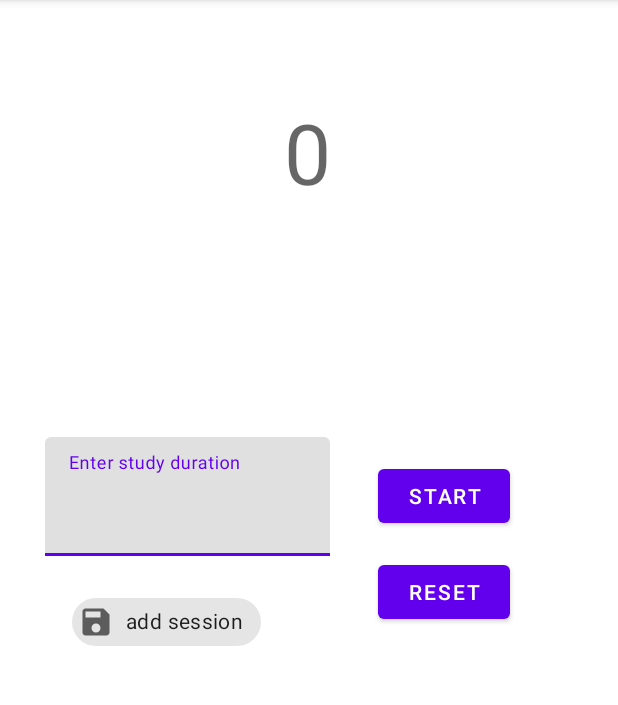
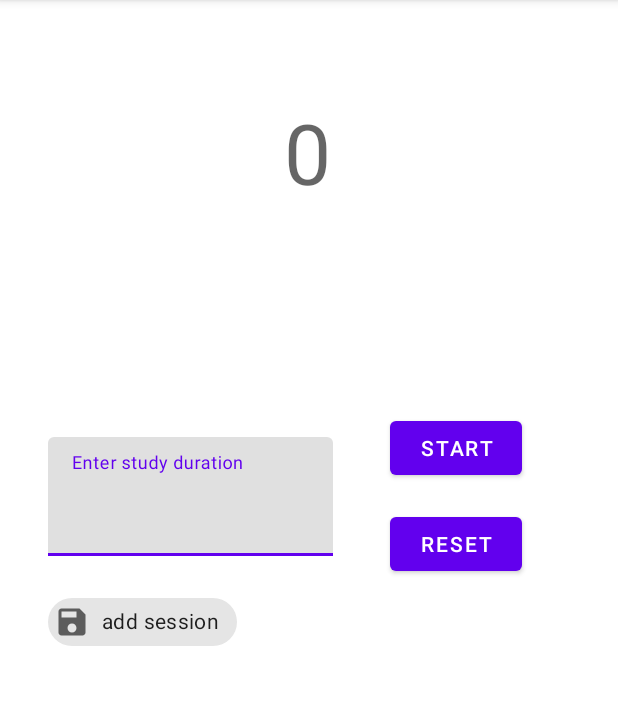
Before and after one commit to slscott9/StudyTimeApplication, an Android app: the TimerActivity screen opened directly, with no data from a screen before it, on a phone screen of 412 x 824 dp, the part 84-789 px from its top. Run offline under Robolectric (Android 15) with nearby library versions, the phone set to English and light mode, and no system bars; our stand-ins replace Room's generated code, data binding; libraries missing offline, so code that uses them is left out: com.github.mikephil.charting, kotlin.time.hours.

```diff
--- a/app/src/main/java/hfad/com/studytimeapp/data/StudyDao.kt
+++ b/app/src/main/java/hfad/com/studytimeapp/data/StudyDao.kt
@@ -13,6 +13,11 @@ interface StudyDao {
 
     @Query("select * from study_table where month= :monthSelected")
     suspend fun getAllSessionsWithMatchingMonth(monthSelected: Int): MutableList<Study>
+
+
+    /*
+        To get the current week's study sessions query database for current day of week
+     */
 
     @Query("select * from study_table where month= :currentMonth and dayOfMonth between :currentDayOfMonth - 6 and :currentDayOfMonth order by dayOfMonth asc")
     suspend fun getLastSevenSessions(currentMonth: Int, currentDayOfMonth: Int): List<Study>
--- a/app/src/main/java/hfad/com/studytimeapp/data/StudyDatabase.kt
+++ b/app/src/main/java/hfad/com/studytimeapp/data/StudyDatabase.kt
@@ -6,7 +6,7 @@ import androidx.room.Room
 import androidx.room.RoomDatabase
 import kotlinx.coroutines.CoroutineScope
 
-@Database(entities = [Study::class], version = 14, exportSchema = false)
+@Database(entities = [Study::class], version = 16, exportSchema = false)
 abstract class StudyDatabase : RoomDatabase() {
 
     abstract fun studyDao(): StudyDao
--- a/app/src/main/java/hfad/com/studytimeapp/fragments/WeekFragment.kt
+++ b/app/src/main/java/hfad/com/studytimeapp/fragments/WeekFragment.kt
@@ -42,6 +42,11 @@ class WeekFragment : Fragment() {
             false
         )
 
+        val currentDayOfMonth = LocalDateTime.now().dayOfMonth
+        val currentMonth = LocalDateTime.now().monthValue
+        val currentWeekDay = LocalDateTime.now().dayOfWeek
+        val currentDate = LocalDateTime.now()
+
         viewModel.weekBarData.observe(viewLifecycleOwner, Observer {
             it?.let {
                 setBarChart(it)
@@ -50,6 +55,7 @@ class WeekFragment : Fragment() {
 
         return binding.root
     }
+
 
 
     private fun setBarChart(barData: BarData) {
--- a/app/src/main/res/layout/activity_timer.xml
+++ b/app/src/main/res/layout/activity_timer.xml
@@ -26,10 +26,10 @@
             android:id="@+id/timerTextInputLayout"
             android:layout_width="190dp"
             android:layout_height="79dp"
-            android:layout_marginEnd="32dp"
+            android:layout_marginStart="32dp"
             android:hint="Enter study duration"
-            app:layout_constraintBottom_toBottomOf="@+id/startButton"
-            app:layout_constraintEnd_toStartOf="@+id/startButton"
+            app:layout_constraintBottom_toBottomOf="@+id/btnReset"
+            app:layout_constraintStart_toStartOf="parent"
             app:layout_constraintTop_toTopOf="@+id/startButton">
 
             <com.google.android.material.textfield.TextInputEditText
@@ -42,8 +42,8 @@
             android:id="@+id/startButton"
             android:layout_width="wrap_content"
             android:layout_height="wrap_content"
-            android:layout_marginTop="168dp"
-            android:layout_marginEnd="72dp"
+            android:layout_marginTop="136dp"
+            android:layout_marginEnd="64dp"
             android:text="start"
             app:layout_constraintEnd_toEndOf="parent"
             app:layout_constraintTop_toBottomOf="@+id/tvTimerCountDown" />
@@ -52,11 +52,10 @@
             android:id="@+id/addStudySessionChip"
             android:layout_width="wrap_content"
             android:layout_height="wrap_content"
-            android:layout_marginStart="48dp"
             android:layout_marginTop="20dp"
             android:text="add session"
             app:chipIcon="@drawable/ic_baseline_save_24"
-            app:layout_constraintStart_toStartOf="parent"
+            app:layout_constraintStart_toStartOf="@+id/timerTextInputLayout"
             app:layout_constraintTop_toBottomOf="@+id/timerTextInputLayout" />
 
         <Button
```
Also changed, not shown: app/src/main/java/hfad/com/studytimeapp/activities/MainActivity.kt (+20 -9 lines), app/src/main/java/hfad/com/studytimeapp/activities/TimerActivity.kt (+4 -9 lines), app/src/main/java/hfad/com/studytimeapp/viewmodels/MainActivityViewModel.kt (+42 -57 lines), app/src/main/res/drawable/ic_baseline_add_24.xml (added, +10 -0 lines), app/src/main/res/layout/activity_main.xml (+15 -8 lines).
